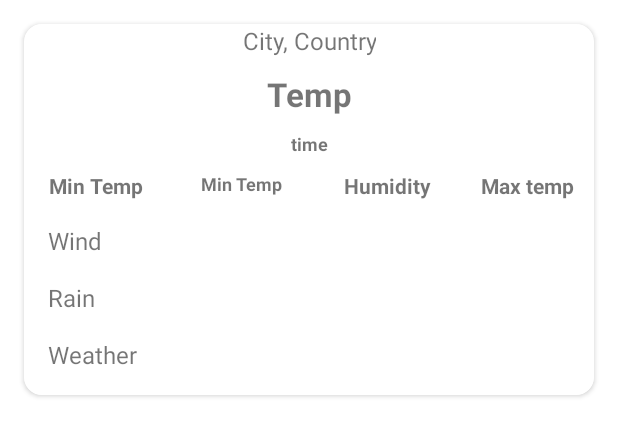
After one commit to Suman-Android/amadeus_test, an Android app: the layout item_city_layout.xml on its own in the app's theme, with its tools: preview values and no code run, on a phone screen of 412 x 824 dp. The commit adds this screen. Shown: the top 436 px of the screen. Run offline under Robolectric (Android 15) with nearby library versions, the phone set to English and light mode, and no system bars.

Commit message:
Design UI

```diff
--- a/app/src/main/java/com/coforge/amadeus/MainActivity.kt
+++ b/app/src/main/java/com/coforge/amadeus/MainActivity.kt
@@ -1,11 +1,17 @@
 package com.coforge.amadeus
 
+import android.os.Bundle
+import androidx.activity.viewModels
 import androidx.appcompat.app.AppCompatActivity
-import android.os.Bundle
+import androidx.databinding.DataBindingUtil
+import com.coforge.amadeus.databinding.ActivityMainBinding
 
 class MainActivity : AppCompatActivity() {
+    private lateinit var binding: ActivityMainBinding
+    val mainViewModel: MainViewModel by viewModels()
+
     override fun onCreate(savedInstanceState: Bundle?) {
         super.onCreate(savedInstanceState)
-        setContentView(R.layout.activity_main)
+        binding = DataBindingUtil.setContentView(this, R.layout.activity_main)
     }
 }
--- /dev/null
+++ b/app/src/main/java/com/coforge/amadeus/MainViewModel.kt
@@ -0,0 +1,14 @@
+package com.coforge.amadeus
+
+import android.util.Log
+import androidx.lifecycle.ViewModel
+import androidx.lifecycle.viewModelScope
+import com.coforge.amadeus.models.WeatherDataItem
+import com.google.gson.Gson
+import kotlinx.coroutines.Dispatchers
+import kotlinx.coroutines.launch
+import java.io.InputStream
+
+class MainViewModel : ViewModel() {
+
+}
--- a/app/src/main/res/layout/activity_main.xml
+++ b/app/src/main/res/layout/activity_main.xml
@@ -1,18 +1,59 @@
 <?xml version="1.0" encoding="utf-8"?>
-<androidx.constraintlayout.widget.ConstraintLayout xmlns:android="http://schemas.android.com/apk/res/android"
+<layout xmlns:android="http://schemas.android.com/apk/res/android"
     xmlns:app="http://schemas.android.com/apk/res-auto"
-    xmlns:tools="http://schemas.android.com/tools"
+    xmlns:tools="http://schemas.android.com/tools">
+
+    <data>
+        <variable
+            name="usersUiState"
+            type= "com.coforge.amadeus.models.WeatherUiState" />
+
+    </data>
+
+    <androidx.constraintlayout.widget.ConstraintLayout
         android:layout_width="match_parent"
         android:layout_height="match_parent"
-    tools:context=".MainActivity">
+        tools:context=".ui.UserActivity">
 
-    <TextView
+        <androidx.recyclerview.widget.RecyclerView
+            android:id="@+id/rvWeatherList"
+            android:layout_width="0dp"
+            android:layout_height="0dp"
+            app:layoutManager="androidx.recyclerview.widget.LinearLayoutManager"
+            app:layout_constraintBottom_toBottomOf="parent"
+            app:layout_constraintEnd_toEndOf="parent"
+            app:layout_constraintStart_toStartOf="parent"
+            app:layout_constraintTop_toTopOf="parent"
+            tools:listitem="@layout/item_city_layout" />
+
+        <ProgressBar
+            android:id="@+id/progressBar"
             android:layout_width="wrap_content"
             android:layout_height="wrap_content"
-        android:text="Hello World!"
             app:layout_constraintBottom_toBottomOf="parent"
             app:layout_constraintEnd_toEndOf="parent"
             app:layout_constraintStart_toStartOf="parent"
             app:layout_constraintTop_toTopOf="parent" />
 
-</androidx.constraintlayout.widget.ConstraintLayout>
+
+        <Button
+            android:id="@+id/btnRetry"
+            android:layout_width="wrap_content"
+            android:layout_height="wrap_content"
+            android:text="@string/retry"
+            app:layout_constraintBottom_toBottomOf="parent"
+            app:layout_constraintEnd_toEndOf="parent"
+            app:layout_constraintStart_toStartOf="parent"
+            app:layout_constraintTop_toTopOf="parent" />
+
+        <TextView
+            android:id="@+id/tvError"
+            android:layout_width="wrap_content"
+            android:layout_height="wrap_content"
+            android:gravity="center"
+            app:layout_constraintEnd_toEndOf="@+id/btnRetry"
+            app:layout_constraintStart_toStartOf="@+id/btnRetry"
+            app:layout_constraintTop_toBottomOf="@+id/btnRetry"
+            tools:text="Internet Connection Failed" />
+
+    </androidx.constraintlayout.widget.ConstraintLayout></layout>
--- /dev/null
+++ b/app/src/main/res/layout/item_city_layout.xml
@@ -0,0 +1,188 @@
+<?xml version="1.0" encoding="utf-8"?>
+<layout xmlns:android="http://schemas.android.com/apk/res/android"
+    xmlns:app="http://schemas.android.com/apk/res-auto"
+    xmlns:tools="http://schemas.android.com/tools">
+
+    <data>
+
+        <import type="android.view.View" />
+
+    </data>
+
+    <androidx.cardview.widget.CardView
+        android:layout_width="match_parent"
+        android:layout_height="wrap_content"
+        android:layout_margin="@dimen/horizontal_margin"
+        android:background="@color/card_background"
+        android:padding="@dimen/horizontal_padding"
+        app:cardCornerRadius="@dimen/card_corner_radius">
+
+        <androidx.constraintlayout.widget.ConstraintLayout
+            android:layout_width="match_parent"
+            android:layout_height="wrap_content"
+            android:background="@color/card_background"
+            android:orientation="vertical"
+            android:paddingBottom="@dimen/horizontal_padding"
+            tools:viewBindingIgnore="true">
+
+
+            <TextView
+                android:id="@+id/textViewCityCountry"
+                android:layout_width="wrap_content"
+                android:layout_height="wrap_content"
+                android:layout_marginBottom="85dp"
+                android:text="City, Country"
+                android:textAlignment="center"
+                android:textSize="@dimen/title_medium"
+                app:layout_constraintEnd_toEndOf="parent"
+                app:layout_constraintStart_toStartOf="parent"
+                app:layout_constraintTop_toTopOf="parent" />
+
+            <TextView
+                android:id="@+id/textTemp"
+                android:layout_width="wrap_content"
+                android:layout_height="wrap_content"
+                android:layout_marginTop="10dp"
+                android:text="Temp"
+                android:textAlignment="center"
+                android:textSize="@dimen/title_large"
+                android:textStyle="bold"
+                app:layout_constraintEnd_toEndOf="parent"
+                app:layout_constraintStart_toStartOf="parent"
+                app:layout_constraintTop_toBottomOf="@+id/textViewCityCountry"
+                tools:layout_editor_absoluteY="128dp" />
+
+            <TextView
+                android:id="@+id/textViewUpdatedAt"
+                android:layout_width="wrap_content"
+                android:layout_height="wrap_content"
+                android:layout_marginTop="10dp"
+                android:text="time"
+                android:textAlignment="center"
+                android:textSize="@dimen/body_small"
+                android:textStyle="bold"
+                app:layout_constraintEnd_toEndOf="parent"
+                app:layout_constraintStart_toStartOf="parent"
+                app:layout_constraintTop_toBottomOf="@+id/textTemp"
+                tools:layout_editor_absoluteY="128dp" />
+
+            <TextView
+                android:id="@+id/textViewMinTemp"
+                android:layout_width="96dp"
+                android:layout_height="wrap_content"
+                android:layout_marginTop="10dp"
+                android:text="Min Temp"
+                android:textAlignment="center"
+                android:textSize="@dimen/body_medium"
+                android:textStyle="bold"
+                app:layout_constraintStart_toStartOf="parent"
+                app:layout_constraintTop_toBottomOf="@id/textViewUpdatedAt" />
+
+            <TextView
+                android:id="@+id/textViewPressure"
+                android:layout_width="97dp"
+                android:layout_height="wrap_content"
+                android:layout_marginTop="10dp"
+                android:text="Min Temp"
+                android:textAlignment="center"
+                android:textSize="@dimen/body_small"
+                android:textStyle="bold"
+                app:layout_constraintStart_toEndOf="@+id/textViewMinTemp"
+                app:layout_constraintTop_toBottomOf="@id/textViewUpdatedAt" />
+
+            <TextView
+                android:id="@+id/textViewHumidity"
+                android:layout_width="97dp"
+                android:layout_height="wrap_content"
+                android:layout_marginTop="10dp"
+                android:text="Humidity"
+                android:textAlignment="center"
+                android:textSize="@dimen/body_medium"
+                android:textStyle="bold"
+                app:layout_constraintStart_toEndOf="@+id/textViewPressure"
+                app:layout_constraintTop_toBottomOf="@id/textViewUpdatedAt" />
+
+
+            <TextView
+                android:id="@+id/textViewMaxtTemp"
+                android:layout_width="97dp"
+                android:layout_height="wrap_content"
+                android:layout_margin="10dp"
+                android:text="Max temp"
+                android:textAlignment="center"
+                android:textSize="@dimen/body_medium"
+                android:textStyle="bold"
+                app:layout_constraintEnd_toEndOf="parent"
+                app:layout_constraintStart_toEndOf="@+id/textViewHumidity"
+                app:layout_constraintTop_toBottomOf="@+id/textViewUpdatedAt" />
+
+            <TextView
+                android:id="@+id/textViewSeaLevel"
+                android:layout_width="wrap_content"
+                android:layout_height="wrap_content"
+                android:layout_margin="@dimen/horizontal_margin"
+                android:text=""
+                android:textSize="@dimen/body_large"
+                android:textAlignment="center"
+                android:visibility="gone"
+                app:layout_constraintStart_toStartOf="parent"
+                app:layout_constraintTop_toBottomOf="@+id/textViewMinTemp" />
+
+            <TextView
+                android:id="@+id/textviewGroundLevel"
+                android:layout_width="wrap_content"
+                android:layout_height="wrap_content"
+                android:layout_margin="@dimen/horizontal_margin"
+                android:textSize="@dimen/body_large"
+                android:textAlignment="center"
+                android:visibility="gone"
+                app:layout_constraintEnd_toEndOf="parent"
+                app:layout_constraintTop_toBottomOf="@+id/textViewMaxtTemp" />
+
+            <androidx.constraintlayout.widget.Group
+                android:id="@+id/group"
+                android:layout_width="wrap_content"
+                android:layout_height="wrap_content"
+                app:constraint_referenced_ids="textViewMinTemp,textViewPressure,textViewHumidity,textViewMaxtTemp" />
+
+
+            <androidx.constraintlayout.widget.Barrier
+                android:id="@+id/barrier"
+                android:layout_width="match_parent"
+                android:layout_height="20dp"
+                app:barrierDirection="bottom"
+                app:constraint_referenced_ids="textViewMinTemp,textViewPressure,textViewHumidity,textViewMaxtTemp"/>
+
+            <TextView
+                android:id="@+id/tvWind"
+                android:layout_width="wrap_content"
+                android:layout_height="wrap_content"
+                android:textSize="@dimen/body_large"
+                android:layout_margin="@dimen/horizontal_margin"
+                android:text="Wind"
+                app:layout_constraintStart_toStartOf="parent"
+                app:layout_constraintTop_toBottomOf="@+id/barrier" />
+
+            <TextView
+                android:id="@+id/tvRain"
+                android:layout_width="wrap_content"
+                android:layout_height="wrap_content"
+                android:textSize="@dimen/body_large"
+                android:layout_margin="@dimen/horizontal_margin"
+                android:text="Rain"
+                app:layout_constraintStart_toStartOf="parent"
+                app:layout_constraintTop_toBottomOf="@+id/tvWind" />
+
+            <TextView
+                android:id="@+id/tvWeather"
+                android:layout_width="wrap_content"
+                android:layout_height="wrap_content"
+                android:textSize="@dimen/body_large"
+                android:layout_margin="@dimen/horizontal_margin"
+                android:text="Weather"
+                app:layout_constraintStart_toStartOf="parent"
+                app:layout_constraintTop_toBottomOf="@+id/tvRain" />
+        </androidx.constraintlayout.widget.ConstraintLayout>
+    </androidx.cardview.widget.CardView>
+
+</layout>
--- a/app/src/main/res/values/colors.xml
+++ b/app/src/main/res/values/colors.xml
@@ -7,4 +7,5 @@
     <color name="teal_700">#FF018786</color>
     <color name="black">#FF000000</color>
     <color name="white">#FFFFFFFF</color>
+    <color name="card_background">#FFFFFF</color>
 </resources>
--- /dev/null
+++ b/app/src/main/res/values/dimens.xml
@@ -0,0 +1,13 @@
+<?xml version="1.0" encoding="utf-8"?>
+<resources>
+    <dimen name="horizontal_margin">16dp</dimen>
+    <dimen name="horizontal_padding">16dp</dimen>
+    <dimen name="card_corner_radius">12dp</dimen>
+    <dimen name="title_large">22sp</dimen>
+    <dimen name="title_medium">16sp</dimen>
+    <dimen name="title_small">14sp</dimen>
+    <dimen name="body_large">16sp</dimen>
+    <dimen name="body_medium">14sp</dimen>
+    <dimen name="body_small">12sp</dimen>
+
+</resources>
--- a/app/src/main/res/values/strings.xml
+++ b/app/src/main/res/values/strings.xml
@@ -1,3 +1,6 @@
 <resources>
     <string name="app_name">Amadeus</string>
+    <string name="Search">Search</string>
+    <string name="retry">Retry</string>
+    <string name="something_went_wrong">Something went wrong.</string>
 </resources>
```
Lines whose indentation alone changed are shown as unchanged.
